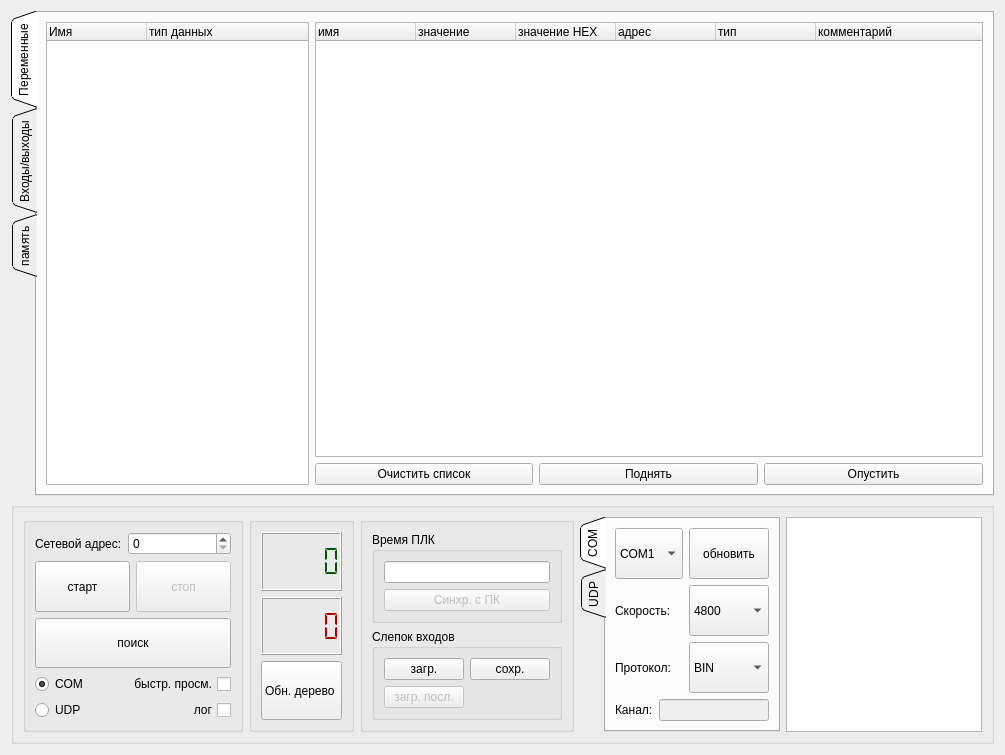
atikbif/relkonIDE, file Debugger/debuggerform.ui: the form before one commit.
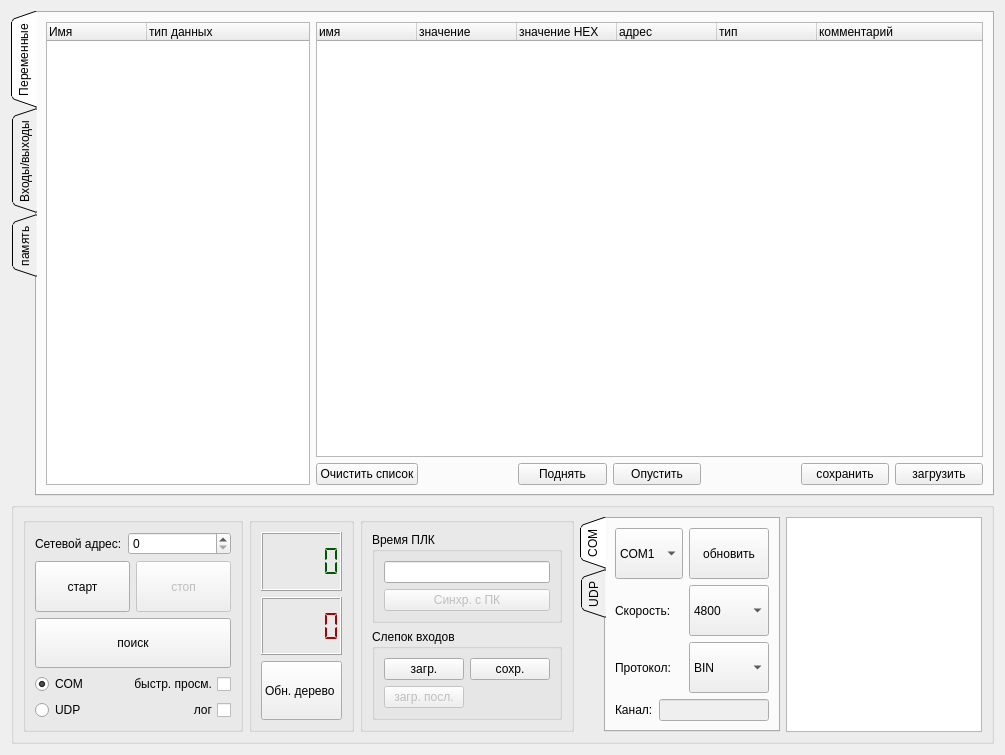
The form after the commit. The open tabs and pages were chosen to show the change.

What changed in the file:
```diff
--- a/Debugger/debuggerform.ui
+++ b/Debugger/debuggerform.ui
@@ -675,7 +675,68 @@
        <string>Переменные</string>
       </attribute>
       <layout class="QGridLayout" name="gridLayout">
-       <item row="0" column="3" rowspan="3" colspan="3">
+       <item row="3" column="10">
+        <widget class="QPushButton" name="pushButtonSaveVars">
+         <property name="text">
+          <string>сохранить</string>
+         </property>
+        </widget>
+       </item>
+       <item row="3" column="11">
+        <widget class="QPushButton" name="pushButtonLoadVars">
+         <property name="text">
+          <string>загрузить</string>
+         </property>
+        </widget>
+       </item>
+       <item row="3" column="8">
+        <widget class="QPushButton" name="pushButtonDown">
+         <property name="text">
+          <string>Опустить</string>
+         </property>
+        </widget>
+       </item>
+       <item row="3" column="7">
+        <widget class="QPushButton" name="pushButtonUp">
+         <property name="text">
+          <string>Поднять</string>
+         </property>
+        </widget>
+       </item>
+       <item row="3" column="9">
+        <spacer name="horizontalSpacer_2">
+         <property name="orientation">
+          <enum>Qt::Horizontal</enum>
+         </property>
+         <property name="sizeHint" stdset="0">
+          <size>
+           <width>40</width>
+           <height>20</height>
+          </size>
+         </property>
+        </spacer>
+       </item>
+       <item row="3" column="5">
+        <widget class="QPushButton" name="pushButtonClear">
+         <property name="text">
+          <string>Очистить список</string>
+         </property>
+        </widget>
+       </item>
+       <item row="3" column="6">
+        <spacer name="horizontalSpacer_3">
+         <property name="orientation">
+          <enum>Qt::Horizontal</enum>
+         </property>
+         <property name="sizeHint" stdset="0">
+          <size>
+           <width>40</width>
+           <height>20</height>
+          </size>
+         </property>
+        </spacer>
+       </item>
+       <item row="0" column="5" rowspan="3" colspan="7">
         <widget class="QTreeWidget" name="treeWidgetWatch">
          <property name="sizePolicy">
           <sizepolicy hsizetype="Expanding" vsizetype="Expanding">
@@ -718,14 +779,7 @@
          </column>
         </widget>
        </item>
-       <item row="3" column="5">
-        <widget class="QPushButton" name="pushButtonDown">
-         <property name="text">
-          <string>Опустить</string>
-         </property>
-        </widget>
-       </item>
-       <item row="0" column="0" rowspan="4" colspan="2">
+       <item row="0" column="0" rowspan="4" colspan="5">
         <widget class="QTreeWidget" name="treeWidgetMain">
          <property name="sizePolicy">
           <sizepolicy hsizetype="Expanding" vsizetype="Expanding">
@@ -762,20 +816,6 @@
          </column>
         </widget>
        </item>
-       <item row="3" column="4">
-        <widget class="QPushButton" name="pushButtonUp">
-         <property name="text">
-          <string>Поднять</string>
-         </property>
-        </widget>
-       </item>
-       <item row="3" column="3">
-        <widget class="QPushButton" name="pushButtonClear">
-         <property name="text">
-          <string>Очистить список</string>
-         </property>
-        </widget>
-       </item>
       </layout>
      </widget>
      <widget class="QWidget" name="tabInOut">
```
Left out of the diff: 2 changed lines with no effect on the pictures.
